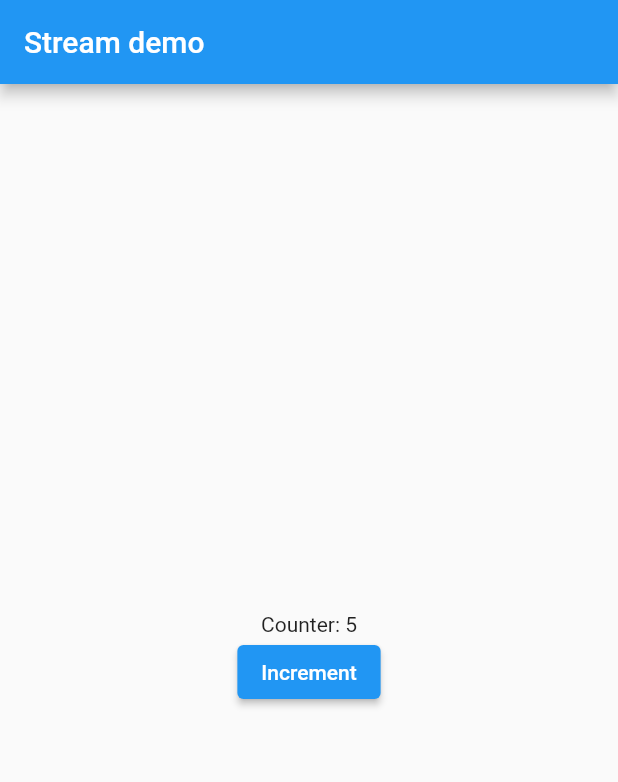
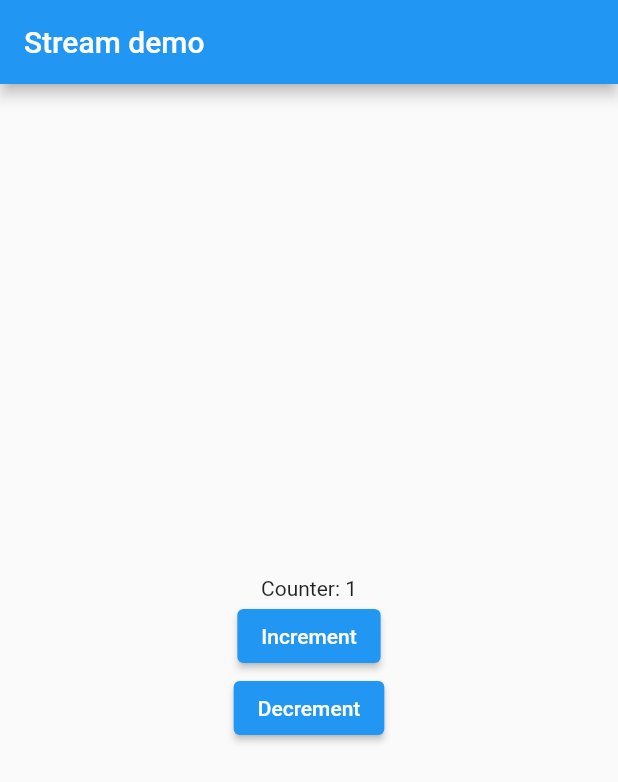
Before and after one commit to amwebexpert/poc_flutter_02_bloc, a Flutter app: the screen it shows after launch, after a tap on "Increment", on a phone screen of 412 x 824 dp. Shown: the top 782 px of the screen. Run offline on Flutter 3.47's test engine with Material 2 defaults, Android fonts, the phone set to English and light mode, and no system bars; our stand-ins replace bloc, flutter_bloc.

Commit message:
feat: added raw bloc example

```diff
--- a/lib/bloc_pattern_raw/counter_app_stream_controller.dart
+++ b/lib/bloc_pattern_raw/counter_app_stream_controller.dart
@@ -33,7 +33,9 @@ class _CounterAppWithRawBlocState extends State<CounterAppWithRawBloc> {
                 children: [
                   Center(child: Text('Counter: $count')),
                   ElevatedButton(
-                      onPressed: () => bloc.counterEventSync.add(IncrementEvent()), child: const Text('Increment'))
+                      onPressed: () => bloc.counterEventSync.add(IncrementEvent()), child: const Text('Increment')),
+                  ElevatedButton(
+                      onPressed: () => bloc.counterEventSync.add(DecrementEvent()), child: const Text('Decrement'))
                 ],
               );
             }),
--- a/lib/main.dart
+++ b/lib/main.dart
@@ -1,9 +1,10 @@
 import 'package:flutter/material.dart';
-import 'package:poc_flutter_02_bloc/stream_synk_listener/counter_app_stream_controller.dart';
+import 'package:poc_flutter_02_bloc/bloc_pattern_raw/counter_app_stream_controller.dart';
 
 void main() {
   // runApp(const CounterAppWithProvider());
   // runApp(const CounterAppWithBloc());
   // runApp(const CounterAppWithInheritedWidget());
-  runApp(const CounterAppStreamController());
+  //runApp(const CounterAppStreamController());
+  runApp(const CounterAppWithRawBloc());
 }
```
